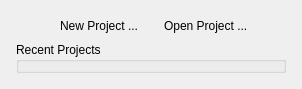
4lex4/scantailor-advanced, file ui/NewOpenProjectPanel.ui: the form before one commit.
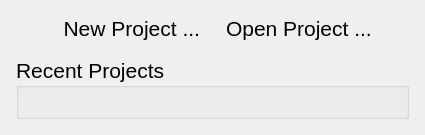
The form after the commit.

```diff
--- a/ui/NewOpenProjectPanel.ui
+++ b/ui/NewOpenProjectPanel.ui
@@ -1,12 +1,12 @@
 <ui version="4.0" >
  <class>NewOpenProjectPanel</class>
- <widget class="QWidget" name="NewOpenProjectPanel" >
-  <property name="geometry" >
+ <widget class="QWidget" name="NewOpenProjectPanel">
+  <property name="geometry">
    <rect>
     <x>0</x>
     <y>0</y>
-    <width>302</width>
-    <height>81</height>
+    <width>425</width>
+    <height>133</height>
    </rect>
   </property>
   <property name="sizePolicy" >
@@ -47,8 +47,13 @@
          </spacer>
         </item>
         <item>
-         <widget class="QLabel" name="newProjectLabel" >
-          <property name="text" >
+         <widget class="QLabel" name="newProjectLabel">
+          <property name="font">
+           <font>
+            <pointsize>16</pointsize>
+           </font>
+          </property>
+          <property name="text">
            <string>New Project ...</string>
           </property>
           <property name="alignment" >
@@ -73,8 +78,13 @@
          </spacer>
         </item>
         <item>
-         <widget class="QLabel" name="openProjectLabel" >
-          <property name="text" >
+         <widget class="QLabel" name="openProjectLabel">
+          <property name="font">
+           <font>
+            <pointsize>16</pointsize>
+           </font>
+          </property>
+          <property name="text">
            <string>Open Project ...</string>
           </property>
          </widget>
@@ -98,10 +108,53 @@
        </layout>
       </item>
       <item>
-       <widget class="QGroupBox" name="recentProjectsGroup" >
-        <property name="title" >
+       <spacer name="verticalSpacer_2">
+        <property name="orientation">
+         <enum>Qt::Vertical</enum>
+        </property>
+        <property name="sizeType">
+         <enum>QSizePolicy::Minimum</enum>
+        </property>
+        <property name="sizeHint" stdset="0">
+         <size>
+          <width>0</width>
+          <height>10</height>
+         </size>
+        </property>
+       </spacer>
+      </item>
+      <item>
+       <widget class="QGroupBox" name="recentProjectsGroup">
+        <property name="font">
+         <font>
+          <pointsize>16</pointsize>
+          <kerning>true</kerning>
+         </font>
+        </property>
+        <property name="styleSheet">
+         <string notr="true"/>
+        </property>
+        <property name="title">
          <string>Recent Projects</string>
         </property>
+        <layout class="QVBoxLayout" name="verticalLayout_3">
+         <item>
+          <spacer name="verticalSpacer">
+           <property name="orientation">
+            <enum>Qt::Vertical</enum>
+           </property>
+           <property name="sizeType">
+            <enum>QSizePolicy::Minimum</enum>
+           </property>
+           <property name="sizeHint" stdset="0">
+            <size>
+             <width>0</width>
+             <height>10</height>
+            </size>
+           </property>
+          </spacer>
+         </item>
+        </layout>
        </widget>
       </item>
      </layout>
```
Left out of the diff: 56 changed lines with no effect on the pictures.
